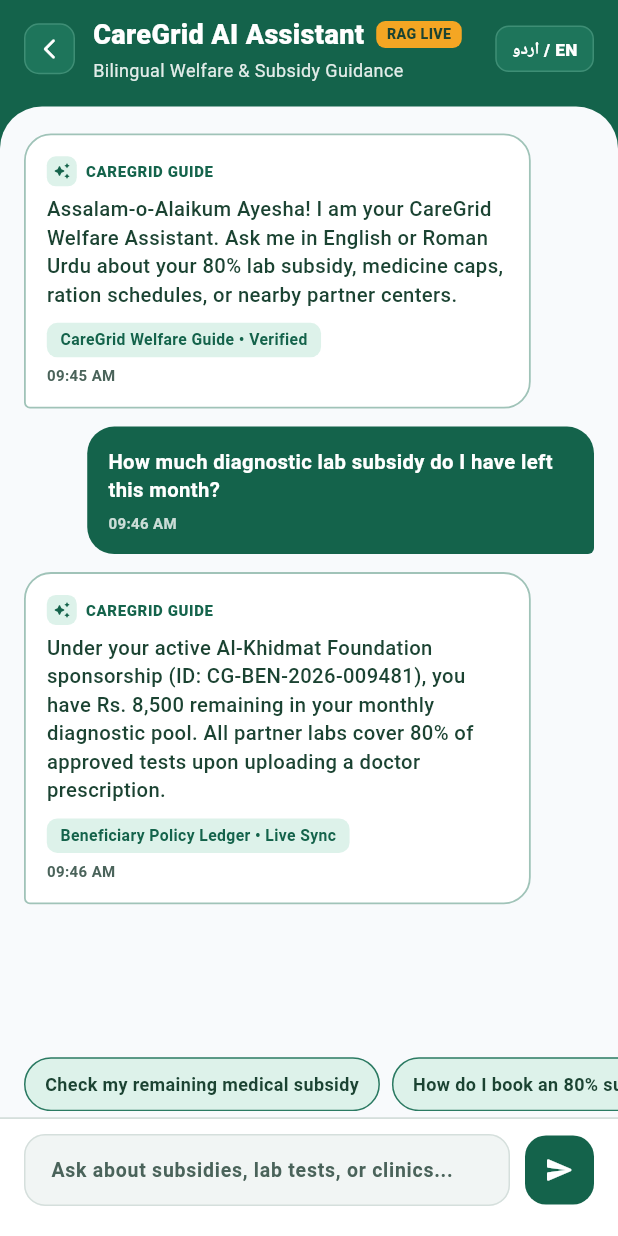
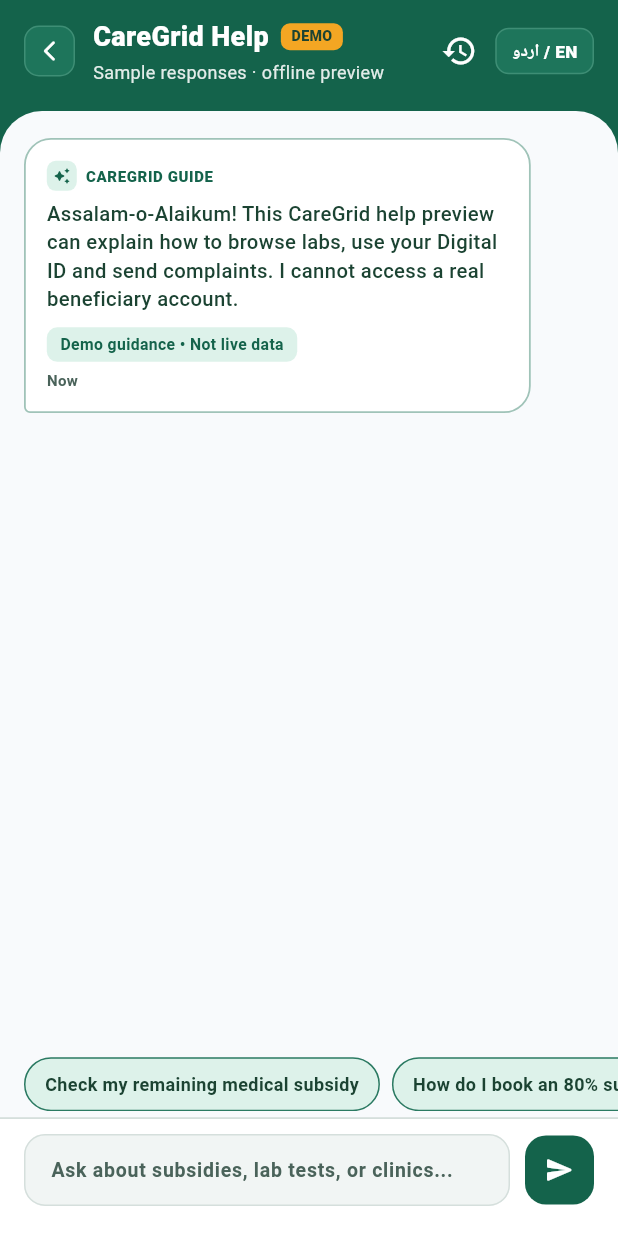
Before and after one commit to huzaifakamran428/CareGrid, a Flutter app: the CaregridChatbotScreen screen opened directly, after a tap on the "send" icon, on a phone screen of 412 x 824 dp. Run offline on Flutter 3.47's test engine with Material 3 defaults, Android fonts, the phone set to English and light mode, and no system bars.

Commit message:
feat(chatbot): store demo chat messages and link chat history
Replace false live RAG claims with clearly marked sample guidance; support
opening an existing in-memory transcript from history.

```diff
--- a/frontend/mobile_app/lib/features/chatbot/presentation/screens/chatbot_screen.dart
+++ b/frontend/mobile_app/lib/features/chatbot/presentation/screens/chatbot_screen.dart
@@ -1,8 +1,11 @@
 // ignore_for_file: deprecated_member_use
 import 'package:flutter/material.dart';
+import '../../state/chat_demo_store.dart';
+import 'chat_history_screen.dart';
 
 class CaregridChatbotScreen extends StatefulWidget {
-  const CaregridChatbotScreen({super.key});
+  final String? sessionId;
+  const CaregridChatbotScreen({super.key, this.sessionId});
 
   @override
   State<CaregridChatbotScreen> createState() => _CaregridChatbotScreenState();
@@ -46,28 +49,33 @@ class _CaregridChatbotScreenState extends State<CaregridChatbotScreen> {
     'Ration renewal ke liye kaunse documents chahiye?',
   ];
 
-  final List _messages = [
-    {
-      'sender': 'ai',
-      'text':
-          'Assalam-o-Alaikum Ayesha! I am your CareGrid Welfare Assistant. Ask me in English or Roman Urdu about your 80% lab subsidy, medicine caps, ration schedules, or nearby partner centers.',
-      'source': 'CareGrid Welfare Guide • Verified',
-      'time': '09:45 AM',
-    },
-    {
-      'sender': 'user',
-      'text': 'How much diagnostic lab subsidy do I have left this month?',
-      'source': '',
-      'time': '09:46 AM',
-    },
-    {
-      'sender': 'ai',
-      'text':
-          'Under your active Al-Khidmat Foundation sponsorship (ID: CG-BEN-2026-009481), you have Rs. 8,500 remaining in your monthly diagnostic pool. All partner labs cover 80% of approved tests upon uploading a doctor prescription.',
-      'source': 'Beneficiary Policy Ledger • Live Sync',
-      'time': '09:46 AM',
-    },
-  ];
+  late final List<Map<String, dynamic>> _messages;
+  String? _sessionId;
+
+  @override
+  void initState() {
+    super.initState();
+    final session = widget.sessionId == null
+        ? null : chatDemoStore.find(widget.sessionId!);
+    if (session == null) {
+      _messages = [
+        {
+          'sender': 'ai',
+          'text': 'Assalam-o-Alaikum! This CareGrid help preview can explain how to browse labs, use your Digital ID and send complaints. I cannot access a real beneficiary account.',
+          'source': 'Demo guidance • Not live data',
+          'time': 'Now',
+        },
+      ];
+    } else {
+      _sessionId = session.id;
+      _messages = session.messages.map((message) => <String, dynamic>{
+        'sender': message.sender,
+        'text': message.text,
+        'source': message.sender == 'ai' ? 'Demo answer • Not live data' : '',
+        'time': 'Saved in session',
+      }).toList();
+    }
+  }
 
   @override
   void dispose() {
@@ -79,6 +87,8 @@ class _CaregridChatbotScreenState extends State<CaregridChatbotScreen> {
   void _sendMessage([String? presetText]) {
     final String query = (presetText ?? _messageController.text).trim();
     if (query.isEmpty) return;
+    _sessionId ??= chatDemoStore.startSession();
+    chatDemoStore.addMessage(_sessionId!, sender: 'user', text: query);
 
     setState(() {
       _messages.add({
@@ -95,7 +105,8 @@ class _CaregridChatbotScreenState extends State<CaregridChatbotScreen> {
 
     Future.delayed(const Duration(milliseconds: 650), () {
       if (!mounted) return;
-      final Map reply = _generateGroundedReply(query);
+      final Map reply = _generateDemoReply(query);
+      chatDemoStore.addMessage(_sessionId!, sender: 'ai', text: reply['text'].toString());
       setState(() {
         _isTyping = false;
         _messages.add({
@@ -109,32 +120,21 @@ class _CaregridChatbotScreenState extends State<CaregridChatbotScreen> {
     });
   }
 
-  Map _generateGroundedReply(String query) {
-    final String q = query.toLowerCase();
+  Map _generateDemoReply(String query) {
+    final q = query.toLowerCase();
+    String answer;
     if (q.contains('lab') || q.contains('test') || q.contains('book')) {
-      return {
-        'text':
-            'To book an 80% subsidized test: 1) Upload your doctor prescription in the app, 2) Pick a partner branch (e.g., Chughtai Lab Johar Town), and 3) Present your Digital ID pass at reception to pay only the 20% co-share.',
-        'source': 'Diagnostic SOP • Section 3.2',
-      };
-    } else if (q.contains('pharmacy') || q.contains('medicine') || q.contains('qareebi')) {
-      return {
-        'text':
-            'Your nearest verified partner is Clinix Pharmacy (Johar Town Block G1, 1.2 km away). Show your Digital ID QR pass with an OCR-verified prescription to receive a 70% medicine subsidy.',
-        'source': 'Partner Directory • Lahore Zone',
-      };
+      answer = 'Open the Labs tab to browse sample partner tests, compare the example prices, choose a lab and save a demo appointment. Real availability needs a laboratory API.';
+    } else if (q.contains('pharmacy') || q.contains('medicine')) {
+      answer = 'The Profile tab displays example subsidy information. Actual medicine limits and partner pharmacy access require beneficiary verification and an active backend.';
     } else if (q.contains('ration') || q.contains('document') || q.contains('renewal')) {
-      return {
-        'text':
-            'For monthly ration & tier renewal, keep your valid CNIC copy and latest utility bill ready. Your current tier is valid until 31 Dec 2026 with no pending verification alerts.',
-        'source': 'Welfare Eligibility Manual',
-      };
+      answer = 'For welfare support, keep your identity and eligibility documents ready. Your NGO can confirm the specific application and renewal requirements. This preview cannot verify your case.';
+    } else if (q.contains('complaint') || q.contains('help')) {
+      answer = 'Use the Support tab to submit a complaint and track its demo reference number, or rate a welfare service.';
+    } else {
+      answer = 'I can explain CareGrid screens and workflows, but I cannot check live eligibility, account balances or records. For assistance, open Support.';
     }
-    return {
-      'text':
-          'Your CareGrid Digital ID (CG-BEN-2026-009481) is Active. Current entitlements: 80% Lab Subsidy (Rs. 8,500 left), 70% Pharmacy Subsidy (Rs. 4,200 left), and Daily Meal Pass.',
-      'source': 'CareGrid RAG Assistant • Verified',
-    };
+    return {'text': answer, 'source': 'Demo guidance • No live data'};
   }
 
   void _scrollToBottom() {
@@ -239,7 +239,7 @@ class _CaregridChatbotScreenState extends State<CaregridChatbotScreen> {
                 Row(
                   children: [
                     const Text(
-                      'CareGrid AI Assistant',
+                      'CareGrid Help',
                       style: TextStyle(
                         color: Colors.white,
                         fontSize: 18,
@@ -255,7 +255,7 @@ class _CaregridChatbotScreenState extends State<CaregridChatbotScreen> {
                         borderRadius: BorderRadius.circular(6),
                       ),
                       child: const Text(
-                        'RAG LIVE',
+                        'DEMO',
                         style: TextStyle(
                           color: _darkForestText,
                           fontSize: 9.5,
@@ -267,7 +267,7 @@ class _CaregridChatbotScreenState extends State<CaregridChatbotScreen> {
                 ),
                 const SizedBox(height: 2),
                 Text(
-                  'Bilingual Welfare & Subsidy Guidance',
+                  'Sample responses · offline preview',
                   style: TextStyle(
                     color: Colors.white.withValues(alpha: 0.88),
                     fontSize: 12,
@@ -275,6 +275,15 @@ class _CaregridChatbotScreenState extends State<CaregridChatbotScreen> {
                 ),
               ],
             ),
+          ),
+          IconButton(
+            tooltip: 'Chat history',
+            onPressed: () => Navigator.of(context).push(
+              MaterialPageRoute<void>(
+                builder: (_) => const ChatHistoryScreen(),
+              ),
+            ),
+            icon: const Icon(Icons.history, color: Colors.white),
           ),
           InkWell(
             onTap: () {
```
